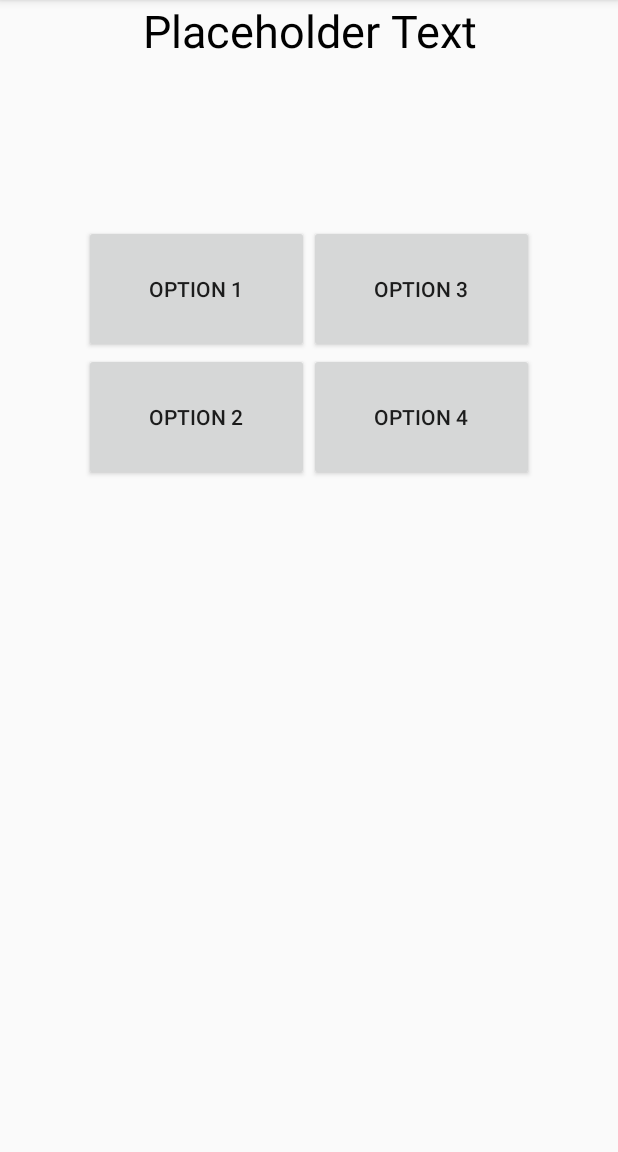
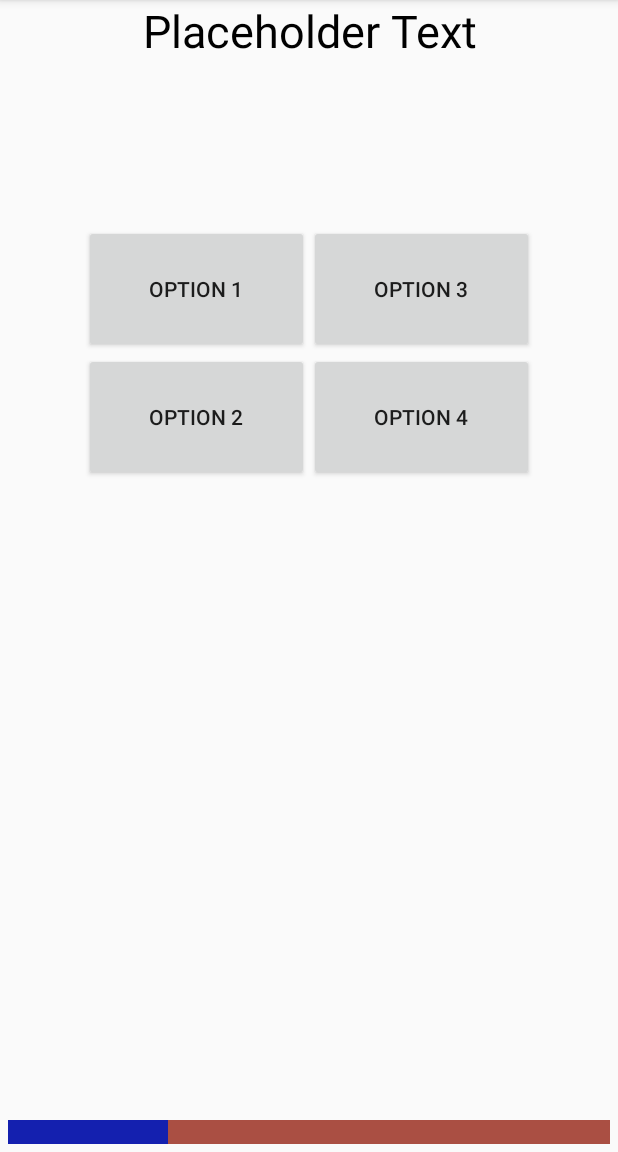
Before and after one commit to AndrewPochapsky/CountryCapitals, an Android app: the QuizInProgressActivity screen opened directly, with no data from a screen before it, on a phone screen of 412 x 824 dp, the part 84-1236 px from its top. Run offline under Robolectric (Android 15) with nearby library versions, the phone set to English and light mode, and no system bars; network calls fail; 4 statements that could not run were skipped.

Commit message:
Added a progress bar timer to quiz

```diff
--- a/app/src/main/java/dreadloaf/com/countryquiz/QuizInProgressActivity.java
+++ b/app/src/main/java/dreadloaf/com/countryquiz/QuizInProgressActivity.java
@@ -1,14 +1,21 @@
 package dreadloaf.com.countryquiz;
 
+import android.animation.Animator;
+import android.animation.ObjectAnimator;
 import android.content.Intent;
+import android.graphics.drawable.Drawable;
 import android.os.Bundle;
+import android.os.CountDownTimer;
 import android.os.PersistableBundle;
 import android.support.annotation.Nullable;
 import android.support.v7.app.AppCompatActivity;
 import android.util.Log;
 import android.view.View;
+import android.view.animation.DecelerateInterpolator;
+import android.view.animation.LinearInterpolator;
 import android.widget.Button;
 import android.widget.GridLayout;
+import android.widget.ProgressBar;
 import android.widget.TextView;
 
 import java.util.HashMap;
@@ -22,6 +29,9 @@ public class QuizInProgressActivity extends AppCompatActivity implements View.On
     Queue<Question> mQuestions;
     TextView mQuestionTextView;
     GridLayout mButtonGrid;
+    ProgressBar mTimer;
+
+    final int mMaxTimerValue = 100;
 
     @Override
     public void onCreate(@Nullable Bundle savedInstanceState) {
@@ -30,6 +40,12 @@ public class QuizInProgressActivity extends AppCompatActivity implements View.On
 
         mQuestionTextView = findViewById(R.id.quiz_inprogress_header);
         mButtonGrid = findViewById(R.id.quiz_button_grid);
+        mTimer = findViewById(R.id.timer);
+
+        // Get the Drawable custom_progressbar
+        Drawable draw=getResources().getDrawable(R.drawable.custom_progressbar);
+        // set the drawable as progress drawable
+        mTimer.setProgressDrawable(draw);
 
         //Get the region chosen by user
         Intent previousActivityIntent = getIntent();
@@ -42,12 +58,44 @@ public class QuizInProgressActivity extends AppCompatActivity implements View.On
             Button button = (Button)mButtonGrid.getChildAt(i);
             button.setOnClickListener(this);
         }
+
+        //Is multiplied by 100 to ensure for a smooth animation, going up by 1 makes it look choppy
+        mTimer.setMax(mMaxTimerValue*100);
+
+        final ObjectAnimator animation = ObjectAnimator.ofInt(mTimer, "progress", 0, mMaxTimerValue * 100);
+
+        animation.setDuration(10000);
+        animation.setInterpolator(new LinearInterpolator());
+        animation.addListener(new Animator.AnimatorListener() {
+            @Override
+            public void onAnimationStart(Animator animator) { }
+
+            @Override
+            public void onAnimationEnd(Animator animator) {
+                //if this happens, then the user has not clicked any option in time
+                //start next question and mark this one is wrong
+
+                //TODO: don't just start anim again
+                animation.start();
+            }
+
+            @Override
+            public void onAnimationCancel(Animator animator) { }
+
+            @Override
+            public void onAnimationRepeat(Animator animator) { }
+        });
+        animation.start();
+
+
+
     }
 
     @Override
     public void onClick(View view) {
         Button button = (Button)view;
         Log.d("BUTTON", "Clicked " + button.getText().toString());
+
     }
 
     private Queue<Question> setupQuestions(){
--- /dev/null
+++ b/app/src/main/res/drawable/custom_progressbar.xml
@@ -0,0 +1,30 @@
+<layer-list xmlns:android="http://schemas.android.com/apk/res/android">
+
+    <!-- Define the background properties like color etc -->
+    <item android:id="@android:id/background">
+        <shape>
+            <gradient
+                android:startColor="#aa4f43"
+                android:centerColor="#aa4f43"
+                android:centerY="1.0"
+                android:endColor="#aa4f43"
+                android:angle="270"
+                />
+        </shape>
+    </item>
+
+    <!-- Define the progress properties like start color, end color etc -->
+    <item android:id="@android:id/progress">
+        <clip>
+            <shape>
+                <gradient
+                    android:startColor="#1420af"
+                    android:centerColor="#1420af"
+                    android:centerY="1.0"
+                    android:endColor="#1420af"
+                    android:angle="270"
+                    />
+            </shape>
+        </clip>
+    </item>
+</layer-list>
--- a/app/src/main/res/layout/activity_quiz_inprogress.xml
+++ b/app/src/main/res/layout/activity_quiz_inprogress.xml
@@ -50,6 +50,21 @@
             android:text="option 4" />
     </GridLayout>
 
+    <ProgressBar
+        android:id="@+id/timer"
+        style="?android:attr/progressBarStyleHorizontal"
+        android:progressDrawable="@drawable/custom_progressbar"
+        android:layout_width="match_parent"
+        android:layout_height="wrap_content"
+        android:max="100"
+        android:progress="0"
+
+        android:layout_alignParentBottom="true"
+        android:layout_alignParentStart="true"
+        android:layout_marginStart="5dp"
+        android:layout_marginEnd="5dp"
+        android:layout_marginBottom="5dp"
+        />
 
 
 </RelativeLayout>
```
